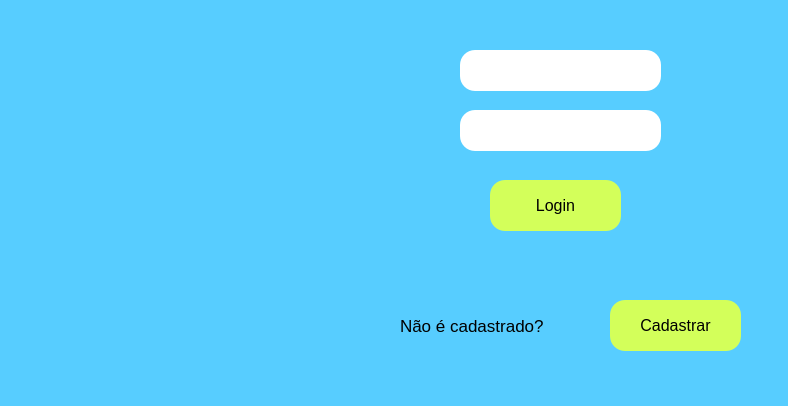
Qt form tela_login.ui (ImpactPark/Cadastro_Produtos) before a commit.
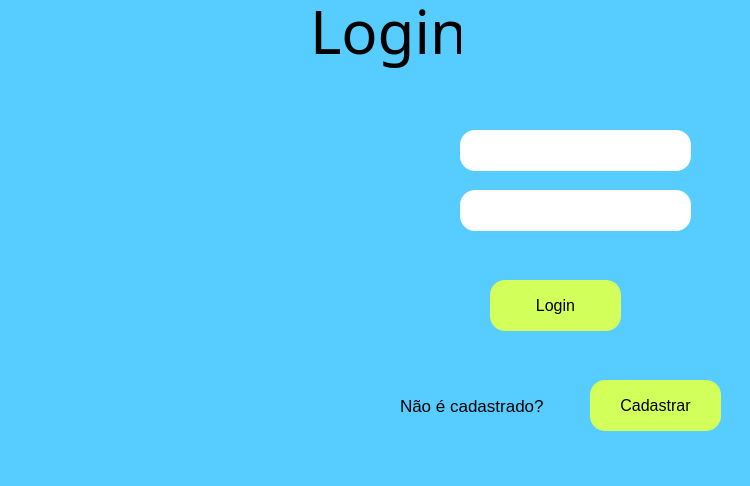
The same form after that commit. Icons and pictures are not drawn.

The edit to the form file:
```diff
--- a/tela_login.ui
+++ b/tela_login.ui
@@ -6,8 +6,8 @@
    <rect>
     <x>0</x>
     <y>0</y>
-    <width>788</width>
-    <height>406</height>
+    <width>750</width>
+    <height>486</height>
    </rect>
   </property>
   <property name="windowTitle">
@@ -21,8 +21,8 @@
     <property name="geometry">
      <rect>
       <x>460</x>
-      <y>50</y>
-      <width>201</width>
+      <y>130</y>
+      <width>231</width>
       <height>41</height>
      </rect>
     </property>
@@ -38,7 +38,7 @@
     <property name="geometry">
      <rect>
       <x>400</x>
-      <y>310</y>
+      <y>390</y>
       <width>151</width>
       <height>31</height>
      </rect>
@@ -56,7 +56,7 @@
     <property name="geometry">
      <rect>
       <x>490</x>
-      <y>180</y>
+      <y>280</y>
       <width>131</width>
       <height>51</height>
      </rect>
@@ -82,8 +82,8 @@
     <property name="geometry">
      <rect>
       <x>460</x>
-      <y>110</y>
-      <width>201</width>
+      <y>190</y>
+      <width>231</width>
       <height>41</height>
      </rect>
     </property>
@@ -98,8 +98,8 @@
    <widget class="QPushButton" name="pushButton_3">
     <property name="geometry">
      <rect>
-      <x>610</x>
-      <y>300</y>
+      <x>590</x>
+      <y>380</y>
       <width>131</width>
       <height>51</height>
      </rect>
@@ -125,7 +125,7 @@
     <property name="geometry">
      <rect>
       <x>410</x>
-      <y>50</y>
+      <y>130</y>
       <width>41</width>
       <height>41</height>
      </rect>
@@ -141,7 +141,7 @@
     <property name="geometry">
      <rect>
       <x>410</x>
-      <y>100</y>
+      <y>180</y>
       <width>31</width>
       <height>51</height>
      </rect>
@@ -157,7 +157,7 @@
     <property name="geometry">
      <rect>
       <x>30</x>
-      <y>30</y>
+      <y>110</y>
       <width>331</width>
       <height>301</height>
      </rect>
@@ -169,6 +169,46 @@
      <pixmap>Product hunt-cuate_resized.png</pixmap>
     </property>
    </widget>
+   <widget class="QLabel" name="label_5">
+    <property name="geometry">
+     <rect>
+      <x>410</x>
+      <y>240</y>
+      <width>311</width>
+      <height>31</height>
+     </rect>
+    </property>
+    <property name="font">
+     <font>
+      <pointsize>13</pointsize>
+     </font>
+    </property>
+    <property name="styleSheet">
+     <string notr="true">color: rgb(255, 24, 16);</string>
+    </property>
+    <property name="text">
+     <string/>
+    </property>
+   </widget>
+   <widget class="QLabel" name="label_6">
+    <property name="geometry">
+     <rect>
+      <x>310</x>
+      <y>-10</y>
+      <width>151</width>
+      <height>81</height>
+     </rect>
+    </property>
+    <property name="font">
+     <font>
+      <family>Microsoft YaHei UI Light</family>
+      <pointsize>45</pointsize>
+     </font>
+    </property>
+    <property name="text">
+     <string>Login</string>
+    </property>
+   </widget>
   </widget>
   <widget class="QMenuBar" name="menubar">
    <property name="geometry">
```
Left out of the diff: 2 changed lines with no effect on the pictures.
